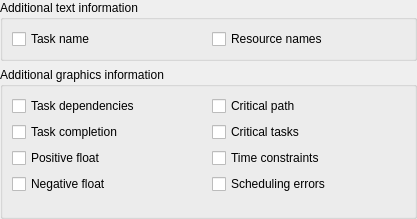
Before: the Qt Designer form kplato/libs/ui/kptganttchartdisplayoptions.ui in KDE/calligra, drawn with Qt 5.
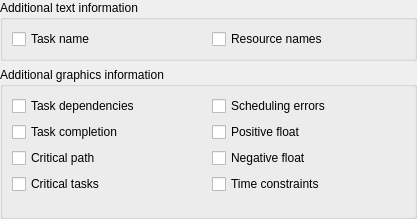
After: the same form once the commit is applied.

Commit message: Rearrange gantt options panel

The edit to the form file:
```diff
--- a/kplato/libs/ui/kptganttchartdisplayoptions.ui
+++ b/kplato/libs/ui/kptganttchartdisplayoptions.ui
@@ -56,13 +56,6 @@
         </property>
        </widget>
       </item>
-      <item row="0" column="1">
-       <widget class="QCheckBox" name="ui_showCriticalPath">
-        <property name="text">
-         <string>Critical path</string>
-        </property>
-       </widget>
-      </item>
       <item row="1" column="0">
        <widget class="QCheckBox" name="ui_showCompletion">
         <property name="text">
@@ -70,42 +63,14 @@
         </property>
        </widget>
       </item>
-      <item row="1" column="1">
-       <widget class="QCheckBox" name="ui_showCriticalTasks">
-        <property name="text">
-         <string>Critical tasks</string>
-        </property>
-       </widget>
-      </item>
-      <item row="2" column="0">
-       <widget class="QCheckBox" name="ui_showPositiveFloat">
-        <property name="text">
-         <string>Positive float</string>
-        </property>
-       </widget>
-      </item>
-      <item row="2" column="1">
+      <item row="3" column="1">
        <widget class="QCheckBox" name="ui_showTimeConstraint">
         <property name="text">
          <string>Time constraints</string>
         </property>
        </widget>
       </item>
-      <item row="3" column="0">
-       <widget class="QCheckBox" name="ui_showNegativeFloat">
-        <property name="text">
-         <string>Negative float</string>
-        </property>
-       </widget>
-      </item>
-      <item row="3" column="1">
-       <widget class="QCheckBox" name="ui_showSchedulingError">
-        <property name="text">
-         <string>Scheduling errors</string>
-        </property>
-       </widget>
-      </item>
-      <item row="4" column="0" colspan="2">
+      <item row="7" column="0" colspan="2">
        <spacer name="verticalSpacer">
         <property name="orientation">
          <enum>Qt::Vertical</enum>
@@ -118,6 +83,41 @@
         </property>
        </spacer>
       </item>
+      <item row="0" column="1">
+       <widget class="QCheckBox" name="ui_showSchedulingError">
+        <property name="text">
+         <string>Scheduling errors</string>
+        </property>
+       </widget>
+      </item>
+      <item row="1" column="1">
+       <widget class="QCheckBox" name="ui_showPositiveFloat">
+        <property name="text">
+         <string>Positive float</string>
+        </property>
+       </widget>
+      </item>
+      <item row="2" column="1">
+       <widget class="QCheckBox" name="ui_showNegativeFloat">
+        <property name="text">
+         <string>Negative float</string>
+        </property>
+       </widget>
+      </item>
+      <item row="2" column="0">
+       <widget class="QCheckBox" name="ui_showCriticalPath">
+        <property name="text">
+         <string>Critical path</string>
+        </property>
+       </widget>
+      </item>
+      <item row="3" column="0">
+       <widget class="QCheckBox" name="ui_showCriticalTasks">
+        <property name="text">
+         <string>Critical tasks</string>
+        </property>
+       </widget>
+      </item>
      </layout>
     </widget>
    </item>
```
